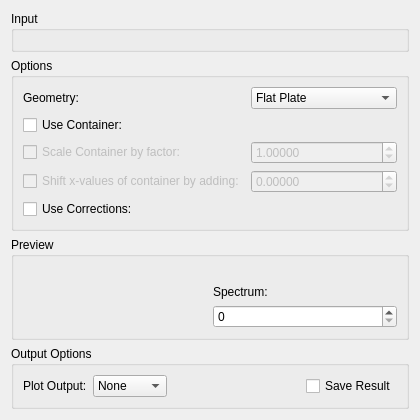
mantidproject/mantid, file MantidQt/CustomInterfaces/inc/MantidQtCustomInterfaces/Indirect/ApplyPaalmanPings.ui: the form before one commit.
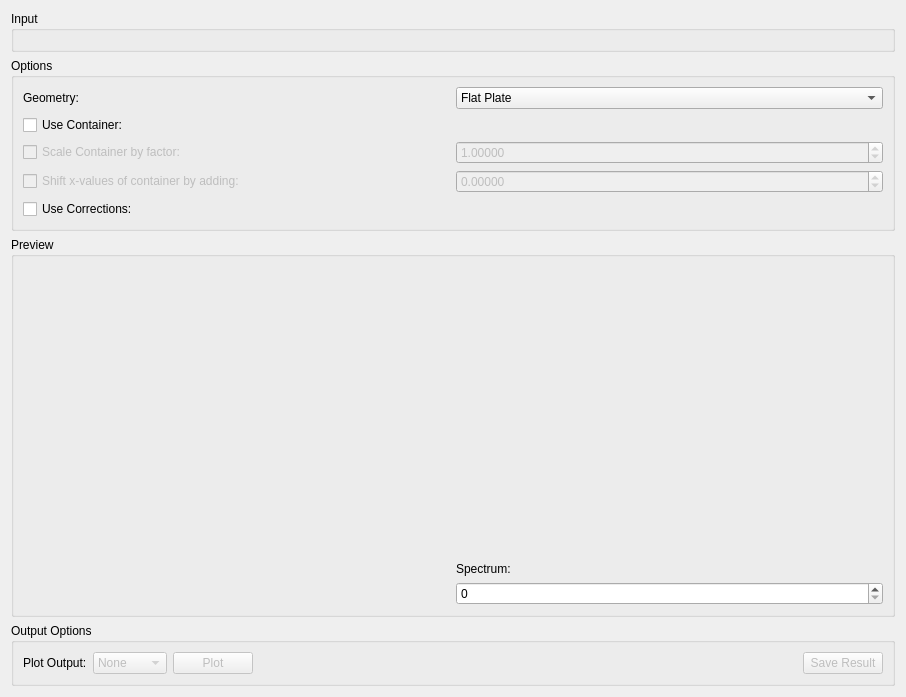
The form after the commit. Custom widgets are drawn as their Qt base class.

Commit message:
ApplyPaalman add plot and save buttons initially disabled
Refs #17021

What changed in the file:
```diff
--- a/MantidQt/CustomInterfaces/inc/MantidQtCustomInterfaces/Indirect/ApplyPaalmanPings.ui
+++ b/MantidQt/CustomInterfaces/inc/MantidQtCustomInterfaces/Indirect/ApplyPaalmanPings.ui
@@ -6,8 +6,8 @@
       <rect>
         <x>0</x>
         <y>0</y>
-        <width>420</width>
-        <height>420</height>
+    <width>906</width>
+    <height>697</height>
       </rect>
     </property>
     <property name="windowTitle">
@@ -306,6 +306,9 @@
             </item>
             <item>
               <widget class="QComboBox" name="cbPlotOutput">
+        <property name="enabled">
+         <bool>false</bool>
+        </property>
                 <item>
                   <property name="text">
                     <string>None</string>
@@ -328,6 +331,16 @@
                 </item>
               </widget>
             </item>
+      <item>
+       <widget class="QPushButton" name="pbPlot">
+        <property name="enabled">
+         <bool>false</bool>
+        </property>
+        <property name="text">
+         <string>Plot</string>
+        </property>
+       </widget>
+      </item>
             <item>
               <spacer name="horizontalSpacer_1">
                 <property name="orientation">
@@ -342,7 +355,10 @@
               </spacer>
             </item>
             <item>
-              <widget class="QCheckBox" name="ckSave">
+       <widget class="QPushButton" name="pbSave">
+        <property name="enabled">
+         <bool>false</bool>
+        </property>
                 <property name="text">
                   <string>Save Result</string>
                 </property>
```
Lines whose indentation alone changed are shown as unchanged.
